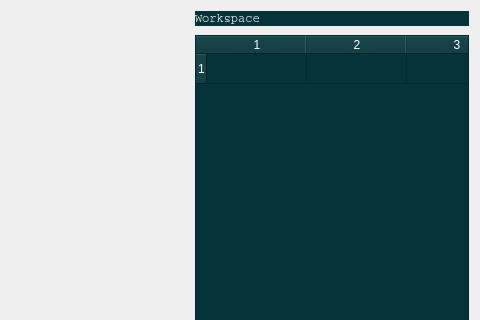
The window that FetalMRI_Workspace.ui (EldanChodorov/Automated_FetalMRI) describes before a commit, drawn with Qt 5; both pictures show x 706 to 1186 and y 0 to 320 of the 1186 by 883 pixel window.
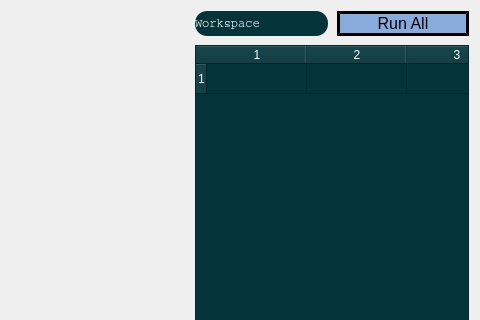
The same window after the commit. Icons and pictures are not drawn.

The edit to the form file:
```diff
--- a/FetalMRI_Workspace.ui
+++ b/FetalMRI_Workspace.ui
@@ -399,6 +399,8 @@
        <item>
         <layout class="QVBoxLayout" name="verticalLayout_2">
          <item>
+          <layout class="QHBoxLayout" name="horizontalLayout">
+           <item>
           <widget class="QLabel" name="label">
            <property name="styleSheet">
             <string notr="true">font: 75 12pt &quot;MS Shell Dlg 2&quot;;
@@ -412,6 +414,21 @@
             <string>Workspace</string>
            </property>
           </widget>
+           </item>
+           <item>
+            <widget class="QPushButton" name="pushButton">
+             <property name="styleSheet">
+              <string notr="true">background-color:#88abdb; color: black; font-weight: regular; font-size: 12pt;
+border-radius: 15px; border-color: black; border-width: 3px; 
+border-style: outset;
+</string>
+             </property>
+             <property name="text">
+              <string>Run All</string>
+             </property>
+            </widget>
+           </item>
+          </layout>
          </item>
          <item>
           <widget class="QTableWidget" name="tableWidget">
```
Lines whose indentation alone changed are shown as unchanged.
